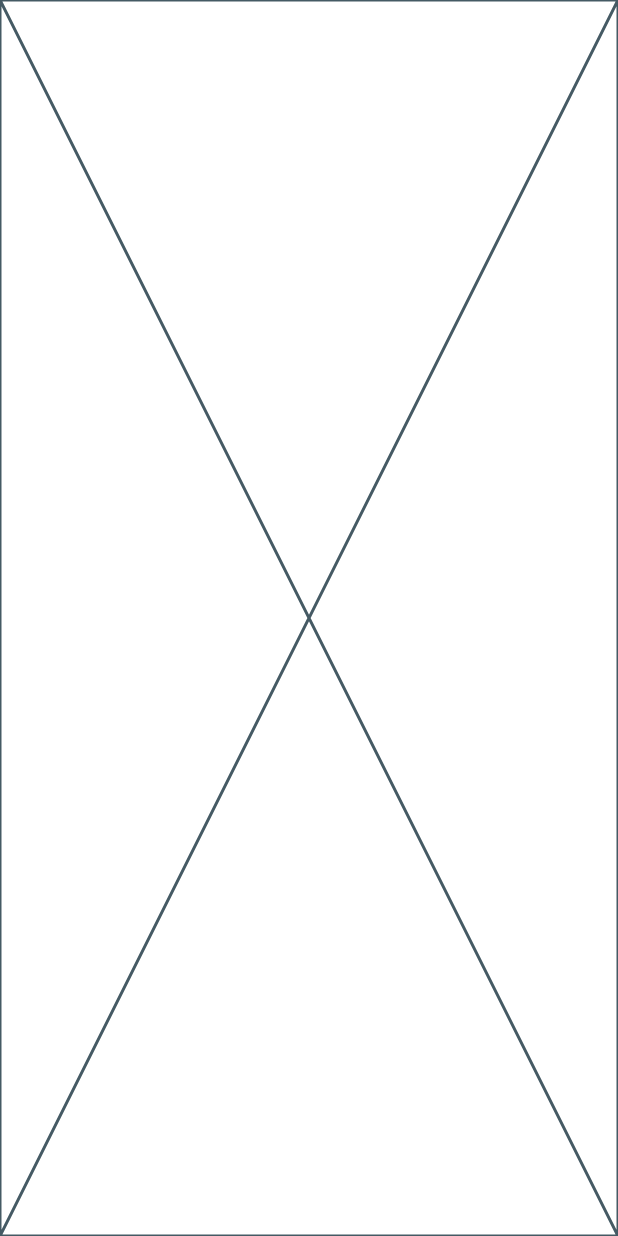
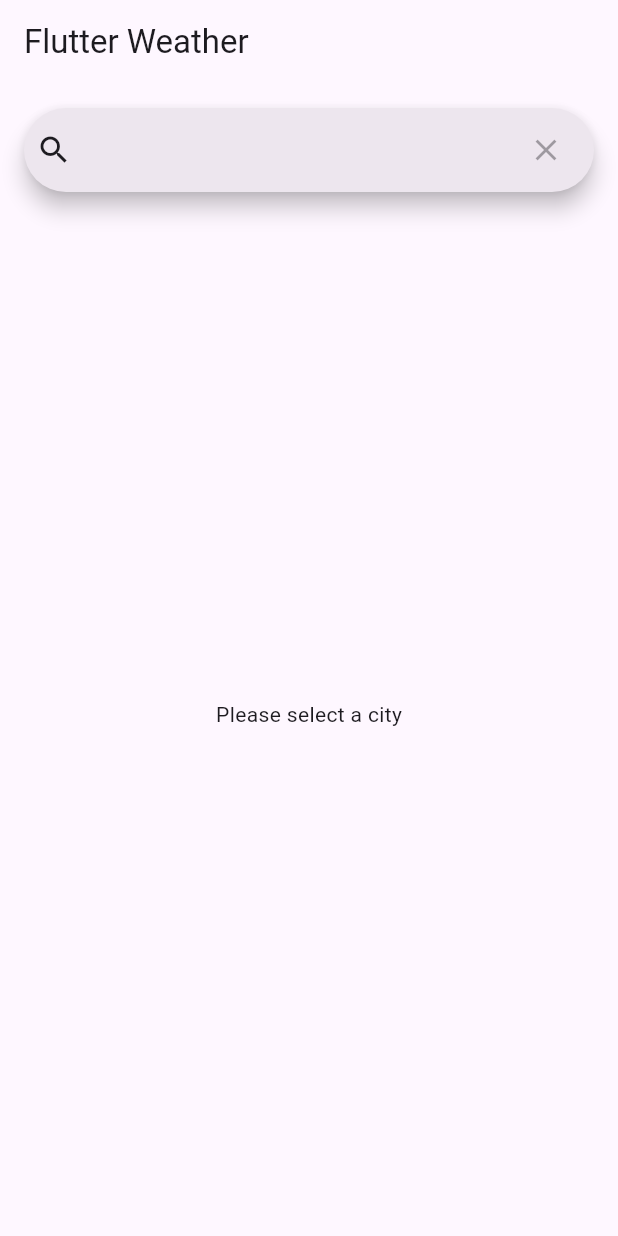
Before and after one commit to Amir-P/flutter_weather, a Flutter app: the screen it shows after launch, on a phone screen of 412 x 824 dp. Run offline on Flutter 3.47's test engine with Material 3 defaults, Android fonts, the phone set to English and light mode, and no system bars; our stand-ins replace dio, equatable, flutter_riverpod, get_it, injectable; generated files the repository leaves out were written again.

Commit message:
Implemented presentation layer

```diff
--- a/lib/core/cache_store.dart
+++ b/lib/core/cache_store.dart
@@ -8,7 +8,7 @@ abstract class CacheStore {
   Future<void> put(Object key, Object value);
 }
 
-@injectable
+@LazySingleton(as: CacheStore)
 class MemCacheStore implements CacheStore {
   final Map<Object, Object> _memCache = <Object, Object>{};
 
--- a/lib/data/data_sources/city.dart
+++ b/lib/data/data_sources/city.dart
@@ -7,14 +7,14 @@ abstract class CityRemoteDatasource {
   Future<List<CityDTO>> getCities(String query);
 }
 
-@injectable
+@LazySingleton(as: CityRemoteDatasource)
 class CityRemoteDataSourceImpl extends RemoteDataSource
     implements CityRemoteDatasource {
   const CityRemoteDataSourceImpl(super.http);
 
   @override
   Future<List<CityDTO>> getCities(String query) async {
-    final List<Map<String, dynamic>> response = await http.request(
+    final List<dynamic> response = await http.request(
       '/geo/1.0/direct',
       queryParameters: <String, dynamic>{
         'q': query,
@@ -22,6 +22,6 @@ class CityRemoteDataSourceImpl extends RemoteDataSource
         'appid': config.weatherApiKey,
       },
     );
-    return response.map<CityDTO>(CityDTO.fromMap).toList();
+    return response.map<CityDTO>((dynamic e) => CityDTO.fromMap(e)).toList();
   }
 }
--- a/lib/data/data_sources/weather.dart
+++ b/lib/data/data_sources/weather.dart
@@ -8,7 +8,7 @@ abstract class WeatherRemoteDatasource {
   Future<WeatherDTO> getWeather(LocationCoordinates coordinates);
 }
 
-@injectable
+@LazySingleton(as: WeatherRemoteDatasource)
 class WeatherRemoteDataSourceImpl extends RemoteDataSource
     implements WeatherRemoteDatasource {
   const WeatherRemoteDataSourceImpl(super.http);
--- a/lib/data/dtos/weather.dart
+++ b/lib/data/dtos/weather.dart
@@ -32,5 +32,5 @@ class WeatherDTO extends Equatable {
       );
 
   @override
-  List<Object?> get props => [id, cod, temperature, description, icon];
+  List<Object?> get props => <Object?>[id, cod, temperature, description, icon];
 }
--- a/lib/data/repositories/city.dart
+++ b/lib/data/repositories/city.dart
@@ -7,7 +7,7 @@ import 'package:injectable/injectable.dart';
 
 const String _citiesCacheKeySuffix = 'cities';
 
-@injectable
+@LazySingleton(as: CityRepository)
 class CityRepositoryImpl extends LocalFirstRepository
     implements CityRepository {
   final CityRemoteDatasource datasource;
--- a/lib/data/repositories/weather.dart
+++ b/lib/data/repositories/weather.dart
@@ -8,7 +8,7 @@ import 'package:injectable/injectable.dart';
 
 const String _weatherCacheKeySuffix = 'weather';
 
-@injectable
+@LazySingleton(as: WeatherRepository)
 class WeatherRepositoryImpl extends LocalFirstRepository
     implements WeatherRepository {
   final WeatherRemoteDatasource datasource;
--- a/lib/domain/entities/city.dart
+++ b/lib/domain/entities/city.dart
@@ -1,13 +1,14 @@
 import 'package:flutter_weather/domain/entities/coordinates.dart';
 
 class City {
-  final String name, state, country;
+  final String name, country;
+  final String? state;
   final LocationCoordinates coordinates;
 
   const City({
     required this.name,
-    required this.state,
     required this.country,
     required this.coordinates,
+    this.state,
   });
 }
--- a/lib/main.dart
+++ b/lib/main.dart
@@ -2,9 +2,12 @@ import 'package:flutter/material.dart';
 import 'package:flutter_riverpod/flutter_riverpod.dart';
 import 'package:flutter_weather/app.dart';
 import 'package:flutter_weather/core/globals.dart';
+import 'package:flutter_weather/service_locator.dart';
 
 void main() {
   config = Config.fromEnvironment();
 
+  registerServices();
+
   runApp(const ProviderScope(child: WeatherApp()));
 }
--- /dev/null
+++ b/lib/presentation/models/location.dart
@@ -0,0 +1,13 @@
+import 'package:flutter_weather/domain/entities/city.dart';
+import 'package:flutter_weather/domain/entities/coordinates.dart';
+
+class Location {
+  final String title;
+  final LocationCoordinates coordinates;
+
+  const Location({required this.title, required this.coordinates});
+
+  Location.fromCity(City city)
+      : title = '${city.name}, ${city.country}',
+        coordinates = city.coordinates;
+}
--- a/lib/presentation/pages/home.dart
+++ b/lib/presentation/pages/home.dart
@@ -1,10 +1,24 @@
 import 'package:flutter/material.dart';
+import 'package:flutter_weather/presentation/widgets/location_search_view.dart';
+import 'package:flutter_weather/presentation/widgets/weather_display.dart';
 
 class HomePage extends StatelessWidget {
   const HomePage({super.key});
 
   @override
   Widget build(BuildContext context) {
-    return const Placeholder();
+    return Scaffold(
+      appBar: AppBar(title: const Text('Flutter Weather')),
+      body: const Padding(
+        padding: EdgeInsets.all(16),
+        child: Column(
+          children: <Widget>[
+            LocationSearchView(),
+            SizedBox(height: 16),
+            Expanded(child: WeatherDisplay()),
+          ],
+        ),
+      ),
+    );
   }
 }
--- /dev/null
+++ b/lib/presentation/providers/locations.dart
@@ -0,0 +1,26 @@
+import 'package:flutter_riverpod/flutter_riverpod.dart';
+import 'package:flutter_weather/domain/entities/city.dart';
+import 'package:flutter_weather/domain/repositories/city.dart';
+import 'package:flutter_weather/presentation/models/location.dart';
+import 'package:flutter_weather/service_locator.dart';
+
+const Duration _debounceDuration = Duration(milliseconds: 300);
+
+final AutoDisposeFutureProviderFamily<List<Location>, String>
+    locationsProvider = FutureProvider.autoDispose.family(
+  (Ref ref, String query) async {
+    bool isDisposed = false;
+    ref.onDispose(() => isDisposed = true);
+
+    await Future<void>.delayed(_debounceDuration);
+    if (isDisposed) {
+      throw Exception();
+    }
+
+    return sl<CityRepository>().getCities(query).then(
+        (List<City> v) => v.map((City e) => Location.fromCity(e)).toList());
+  },
+);
+
+final StateProvider<Location?> selectedLocationProvider =
+    StateProvider<Location?>((_) => null);
--- /dev/null
+++ b/lib/presentation/providers/weather.dart
@@ -0,0 +1,14 @@
+import 'package:flutter_riverpod/flutter_riverpod.dart';
+import 'package:flutter_weather/domain/entities/weather.dart';
+import 'package:flutter_weather/domain/repositories/weather.dart';
+import 'package:flutter_weather/presentation/models/location.dart';
+import 'package:flutter_weather/presentation/providers/locations.dart';
+import 'package:flutter_weather/service_locator.dart';
+
+final AutoDisposeFutureProvider<Weather> weatherProvider =
+    FutureProvider.autoDispose<Weather>(
+  (Ref ref) async {
+    final Location selectedLocation = ref.watch(selectedLocationProvider)!;
+    return sl<WeatherRepository>().getWeather(selectedLocation.coordinates);
+  },
+);
--- /dev/null
+++ b/lib/presentation/widgets/location_search_view.dart
@@ -0,0 +1,86 @@
+import 'package:flutter/material.dart';
+import 'package:flutter_riverpod/flutter_riverpod.dart';
+import 'package:flutter_weather/presentation/models/location.dart';
+import 'package:flutter_weather/presentation/providers/locations.dart';
+
+class LocationSearchView extends StatelessWidget {
+  const LocationSearchView({super.key});
+
+  @override
+  Widget build(BuildContext context) => SearchAnchor(
+        builder: (_, SearchController controller) =>
+            LocationSearchBar(controller),
+        viewBuilder: (Iterable<Widget> suggestions) =>
+            suggestions.firstOrNull ?? const SizedBox(),
+        suggestionsBuilder: (_, SearchController controller) => <Widget>[
+          Consumer(
+            builder: (_, WidgetRef ref, __) {
+              final AsyncValue<List<Location>> locationsValue =
+                  ref.watch(locationsProvider(controller.text));
+              return locationsValue.maybeMap(
+                data: (AsyncData<List<Location>> data) => ListView(
+                  children: data.value
+                      .map((Location e) => LocationTile(
+                            location: e,
+                            searchController: controller,
+                          ))
+                      .toList(),
+                ),
+                error: (AsyncError<List<Location>> error) =>
+                    Text(error.error.toString()),
+                orElse: () => const Center(child: CircularProgressIndicator()),
+              );
+            },
+          )
+        ],
+      );
+}
+
+class LocationSearchBar extends ConsumerWidget {
+  final SearchController controller;
+
+  const LocationSearchBar(this.controller, {super.key});
+
+  @override
+  Widget build(BuildContext context, WidgetRef ref) {
+    return SearchBar(
+      controller: controller,
+      onSubmitted: (_) => controller.openView(),
+      onChanged: (_) => controller.openView(),
+      leading: const Icon(Icons.search),
+      trailing: <Widget>[
+        AnimatedBuilder(
+          animation: controller,
+          builder: (_, __) => IconButton(
+            onPressed: controller.text.isNotEmpty
+                ? () {
+                    ref.read(selectedLocationProvider.notifier).state = null;
+                    controller.clear();
+                  }
+                : null,
+            icon: const Icon(Icons.clear),
+          ),
+        )
+      ],
+    );
+  }
+}
+
+class LocationTile extends ConsumerWidget {
+  final SearchController searchController;
+  final Location location;
+
+  const LocationTile(
+      {super.key, required this.location, required this.searchController});
+
+  @override
+  Widget build(BuildContext context, WidgetRef ref) {
+    return ListTile(
+      onTap: () {
+        searchController.closeView(location.title);
+        ref.read(selectedLocationProvider.notifier).state = location;
+      },
+      title: Text(location.title),
+    );
+  }
+}
--- /dev/null
+++ b/lib/presentation/widgets/weather_display.dart
@@ -0,0 +1,44 @@
+import 'package:flutter/material.dart';
+import 'package:flutter_riverpod/flutter_riverpod.dart';
+import 'package:flutter_weather/domain/entities/weather.dart';
+import 'package:flutter_weather/presentation/models/location.dart';
+import 'package:flutter_weather/presentation/providers/locations.dart';
+import 'package:flutter_weather/presentation/providers/weather.dart';
+
+class WeatherDisplay extends ConsumerWidget {
+  const WeatherDisplay({super.key});
+
+  @override
+  Widget build(BuildContext context, WidgetRef ref) {
+    final Location? location = ref.watch(selectedLocationProvider);
+    if (location == null) {
+      return const Center(child: Text('Please select a city'));
+    }
+
+    final AsyncValue<Weather> weatherValue = ref.watch(weatherProvider);
+    return weatherValue.map(
+      data: (AsyncData<Weather> data) => WeatherCondition(weather: data.value),
+      error: (AsyncError<Weather> error) =>
+          Center(child: Text(error.toString())),
+      loading: (_) => const Center(child: CircularProgressIndicator()),
+    );
+  }
+}
+
+class WeatherCondition extends StatelessWidget {
+  final Weather weather;
+
+  const WeatherCondition({super.key, required this.weather});
+
+  @override
+  Widget build(BuildContext context) => Center(
+        child: Column(
+          mainAxisSize: MainAxisSize.min,
+          children: <Widget>[
+            Image.network(weather.iconUrl),
+            Text(weather.description),
+            Text('Temp: ${weather.temperature}')
+          ],
+        ),
+      );
+}
```
Also changed, not shown: lib/data/dtos/city.dart (+4 -3 lines).
